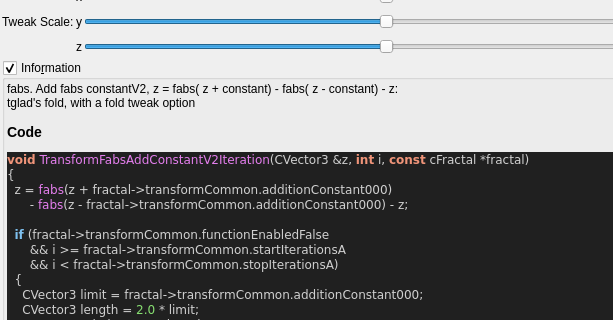
This is mandelbulber2/qt_data/fractal_transf_fabs_add_tglad_fold.ui in buddhi1980/mandelbulber2 as Qt 5 draws it before an edit; both pictures show x 0 to 613 and y 138 to 458 of the 781 by 911 pixel window. The edited form follows.
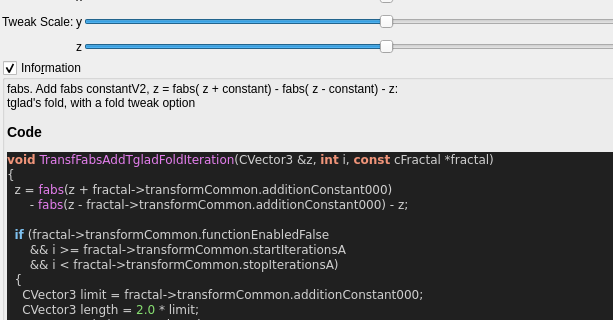
This is the edited form. Custom widgets are drawn as their Qt base class.

What changed in the file:
```diff
--- a/mandelbulber2/qt_data/fractal_transf_fabs_add_tglad_fold.ui
+++ b/mandelbulber2/qt_data/fractal_transf_fabs_add_tglad_fold.ui
@@ -505,7 +505,7 @@
 &lt;/table&gt;
 &lt;h3&gt;Code&lt;/h3&gt;
 &lt;body style=&quot;background-color:#202020&quot;&gt;
-&lt;pre style=&quot;color:#d0d0d0; background-color:#202020;  font-family:'Courier New',monospace;&quot;&gt;&lt;span style=&quot;color:#f09479; font-weight:bold&quot;&gt;void&lt;/span&gt; &lt;span style=&quot;color:#e47eed&quot;&gt;TransformFabsAddConstantV2Iteration&lt;/span&gt;&lt;span style=&quot;color:#d0d0d0&quot;&gt;(&lt;/span&gt;CVector3 &lt;span style=&quot;color:#d0d0d0&quot;&gt;&amp;amp;&lt;/span&gt;z&lt;span style=&quot;color:#d0d0d0&quot;&gt;,&lt;/span&gt; &lt;span style=&quot;color:#f09479; font-weight:bold&quot;&gt;int&lt;/span&gt; i&lt;span style=&quot;color:#d0d0d0&quot;&gt;,&lt;/span&gt; &lt;span style=&quot;color:#f09479; font-weight:bold&quot;&gt;const&lt;/span&gt; cFractal &lt;span style=&quot;color:#d0d0d0&quot;&gt;*&lt;/span&gt;fractal&lt;span style=&quot;color:#d0d0d0&quot;&gt;)&lt;/span&gt;
+&lt;pre style=&quot;color:#d0d0d0; background-color:#202020;  font-family:'Courier New',monospace;&quot;&gt;&lt;span style=&quot;color:#f09479; font-weight:bold&quot;&gt;void&lt;/span&gt; &lt;span style=&quot;color:#e47eed&quot;&gt;TransfFabsAddTgladFoldIteration&lt;/span&gt;&lt;span style=&quot;color:#d0d0d0&quot;&gt;(&lt;/span&gt;CVector3 &lt;span style=&quot;color:#d0d0d0&quot;&gt;&amp;amp;&lt;/span&gt;z&lt;span style=&quot;color:#d0d0d0&quot;&gt;,&lt;/span&gt; &lt;span style=&quot;color:#f09479; font-weight:bold&quot;&gt;int&lt;/span&gt; i&lt;span style=&quot;color:#d0d0d0&quot;&gt;,&lt;/span&gt; &lt;span style=&quot;color:#f09479; font-weight:bold&quot;&gt;const&lt;/span&gt; cFractal &lt;span style=&quot;color:#d0d0d0&quot;&gt;*&lt;/span&gt;fractal&lt;span style=&quot;color:#d0d0d0&quot;&gt;)&lt;/span&gt;
 &lt;span style=&quot;color:#d0d0d0&quot;&gt;{&lt;/span&gt;
   z &lt;span style=&quot;color:#d0d0d0&quot;&gt;=&lt;/span&gt; &lt;span style=&quot;color:#e47eed&quot;&gt;fabs&lt;/span&gt;&lt;span style=&quot;color:#d0d0d0&quot;&gt;(&lt;/span&gt;z &lt;span style=&quot;color:#d0d0d0&quot;&gt;+&lt;/span&gt; fractal&lt;span style=&quot;color:#d0d0d0&quot;&gt;-&amp;gt;&lt;/span&gt;transformCommon&lt;span style=&quot;color:#d0d0d0&quot;&gt;.&lt;/span&gt;additionConstant000&lt;span style=&quot;color:#d0d0d0&quot;&gt;)&lt;/span&gt;
       &lt;span style=&quot;color:#d0d0d0&quot;&gt;-&lt;/span&gt; &lt;span style=&quot;color:#e47eed&quot;&gt;fabs&lt;/span&gt;&lt;span style=&quot;color:#d0d0d0&quot;&gt;(&lt;/span&gt;z &lt;span style=&quot;color:#d0d0d0&quot;&gt;-&lt;/span&gt; fractal&lt;span style=&quot;color:#d0d0d0&quot;&gt;-&amp;gt;&lt;/span&gt;transformCommon&lt;span style=&quot;color:#d0d0d0&quot;&gt;.&lt;/span&gt;additionConstant000&lt;span style=&quot;color:#d0d0d0&quot;&gt;) -&lt;/span&gt; z&lt;span style=&quot;color:#d0d0d0&quot;&gt;;&lt;/span&gt;
```
Left out of the diff: 4 changed lines with no effect on the pictures.
